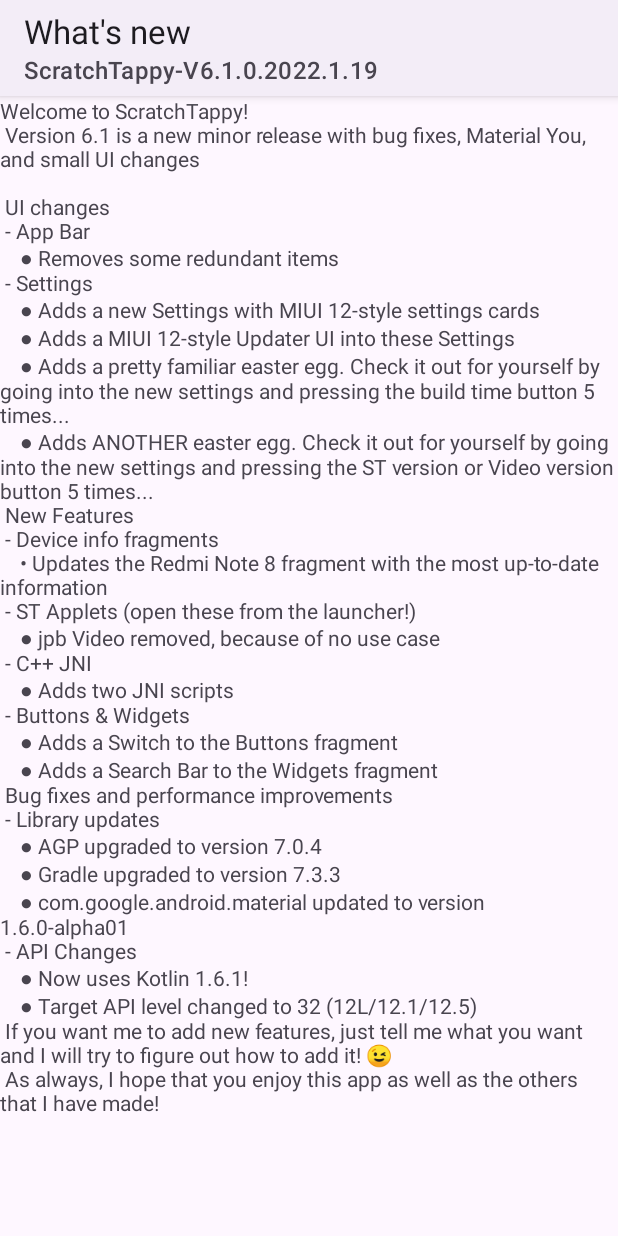
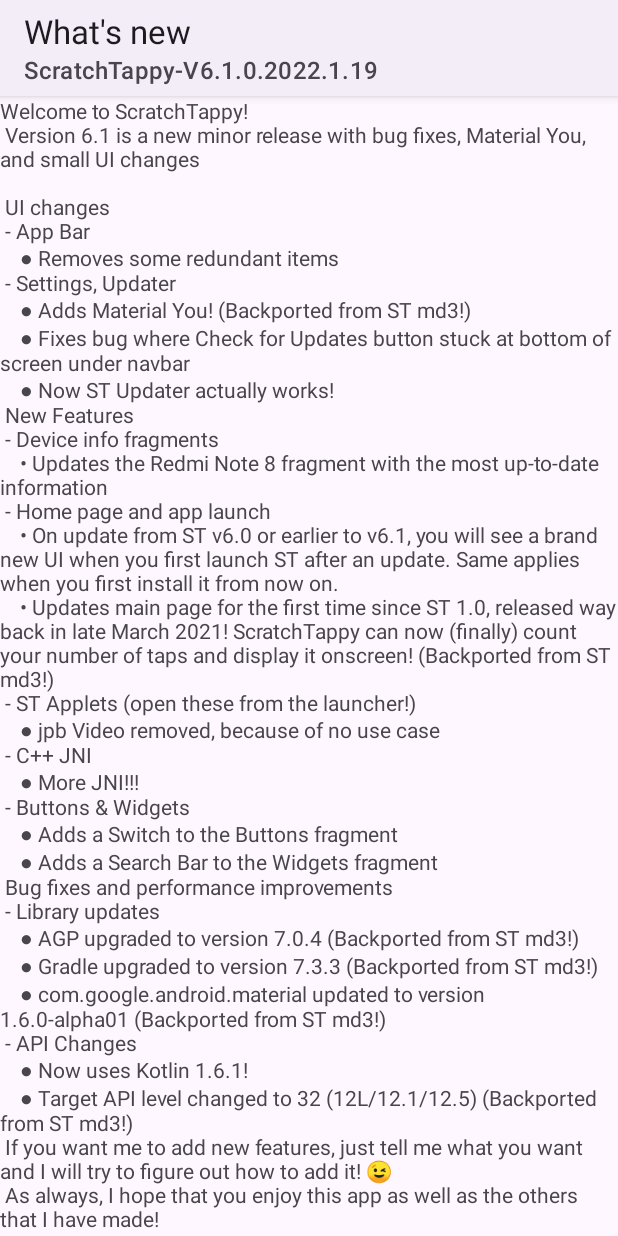
Before and after one commit to jpbandroid/ScratchTappy, an Android app: the UpdaterActivity screen opened directly, with no data from a screen before it, after a tap on "What's new", on a phone screen of 412 x 824 dp. Run offline under Robolectric (Android 15) with nearby library versions, the phone set to English and light mode, and no system bars; libraries missing offline, so code that uses them is left out: com.afollestad.materialdialogs; Roboto replaces fonts that are not available here.

Commit message:
v6.1 fix updater bug and changelog

```diff
--- a/app/src/main/res/layout/activity_updater.xml
+++ b/app/src/main/res/layout/activity_updater.xml
@@ -45,11 +45,10 @@
         android:id="@+id/button12"
         android:layout_width="match_parent"
         android:layout_height="wrap_content"
-        android:layout_marginTop="249dp"
         android:text="Check for updates"
         android:textAllCaps="false"
-        app:cornerRadius="24dp"
         app:layout_constraintBottom_toBottomOf="parent"
         app:layout_constraintStart_toStartOf="parent"
-        app:layout_constraintTop_toBottomOf="@+id/button7" />
+        app:layout_constraintTop_toBottomOf="parent"
+        android:layout_gravity="bottom"/>
 </androidx.constraintlayout.widget.ConstraintLayout>
--- a/app/src/main/res/values/strings.xml
+++ b/app/src/main/res/values/strings.xml
@@ -132,29 +132,31 @@
         "UI changes\n"
         "- App Bar\n"
         "   ● Removes some redundant items\n"
-        "- Settings\n"
-        "   ● Adds a new Settings with MIUI 12-style settings cards\n"
-        "   ● Adds a MIUI 12-style Updater UI into these Settings\n"
-        "   ● Adds a pretty familiar easter egg. Check it out for yourself by going into the new settings and pressing the build time button 5 times...\n"
-        "   ● Adds ANOTHER easter egg. Check it out for yourself by going into the new settings and pressing the ST version or Video version button 5 times...\n"
+        "- Settings, Updater\n"
+        "   ● Adds Material You! (Backported from ST md3!)\n"
+        "   ● Fixes bug where Check for Updates button stuck at bottom of screen under navbar\n"
+        "   ● Now ST Updater actually works!\n"
         "New Features\n"
         "- Device info fragments\n"
         "   • Updates the Redmi Note 8 fragment with the most up-to-date information\n"
+        "- Home page and app launch\n"
+        "   • On update from ST v6.0 or earlier to v6.1, you will see a brand new UI when you first launch ST after an update. Same applies when you first install it from now on.\n"
+        "   • Updates main page for the first time since ST 1.0, released way back in late March 2021! ScratchTappy can now (finally) count your number of taps and display it onscreen! (Backported from ST md3!)\n"
         "- ST Applets (open these from the launcher!)\n"
         "   ● jpb Video removed, because of no use case\n"
         "- C++ JNI\n"
-        "   ● Adds two JNI scripts\n"
+        "   ● More JNI!!!\n"
         "- Buttons &amp; Widgets\n"
         "   ● Adds a Switch to the Buttons fragment\n"
         "   ● Adds a Search Bar to the Widgets fragment\n"
         "Bug fixes and performance improvements\n"
         "- Library updates\n"
-        "   ● AGP upgraded to version 7.0.4\n"
-        "   ● Gradle upgraded to version 7.3.3\n"
-        "   ● com.google.android.material updated to version 1.6.0-alpha01\n"
+        "   ● AGP upgraded to version 7.0.4 (Backported from ST md3!)\n"
+        "   ● Gradle upgraded to version 7.3.3 (Backported from ST md3!)\n"
+        "   ● com.google.android.material updated to version 1.6.0-alpha01 (Backported from ST md3!)\n"
         "- API Changes\n"
         "   ● Now uses Kotlin 1.6.1!\n"
-        "   ● Target API level changed to 32 (12L/12.1/12.5)\n"
+        "   ● Target API level changed to 32 (12L/12.1/12.5) (Backported from ST md3!)\n"
         "If you want me to add new features, just tell me what you want and I will try to figure out how to add it! 😉\n"
         "As always, I hope that you enjoy this app as well as the others that I have made!"
     </string>
--- a/app/src/main/res/xml/root_preferences.xml
+++ b/app/src/main/res/xml/root_preferences.xml
@@ -62,7 +62,7 @@
             <PreferenceCategory
                 android:icon="@mipmap/ic_launcher44_round"
                 android:title="Tuesday 4 January 2022 at 17:00Sunday 9 January 2022 at 16:00"
-                app:title="Monday 17 January 2022" />
+                app:title="Wednesday 19 January 2022" />
         </PreferenceCategory>
     </PreferenceCategory>
 </PreferenceScreen>
```
Also changed, not shown: 1 other file.
